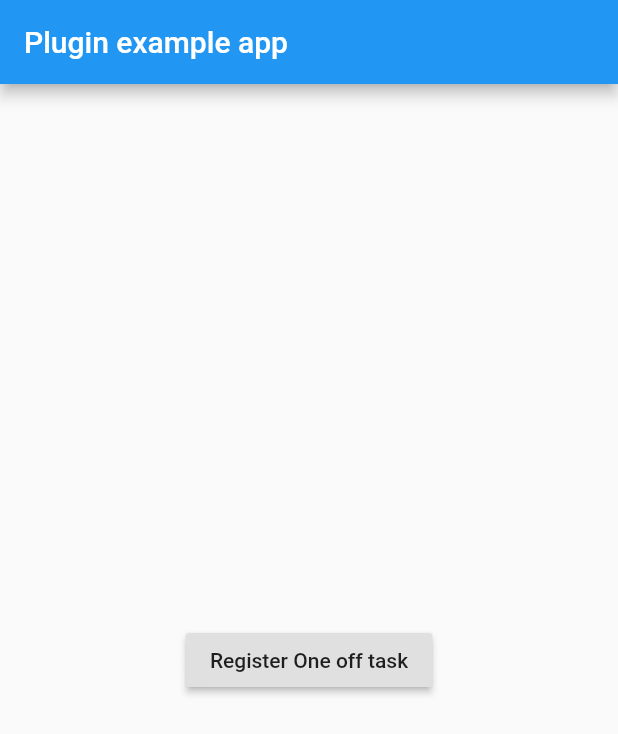
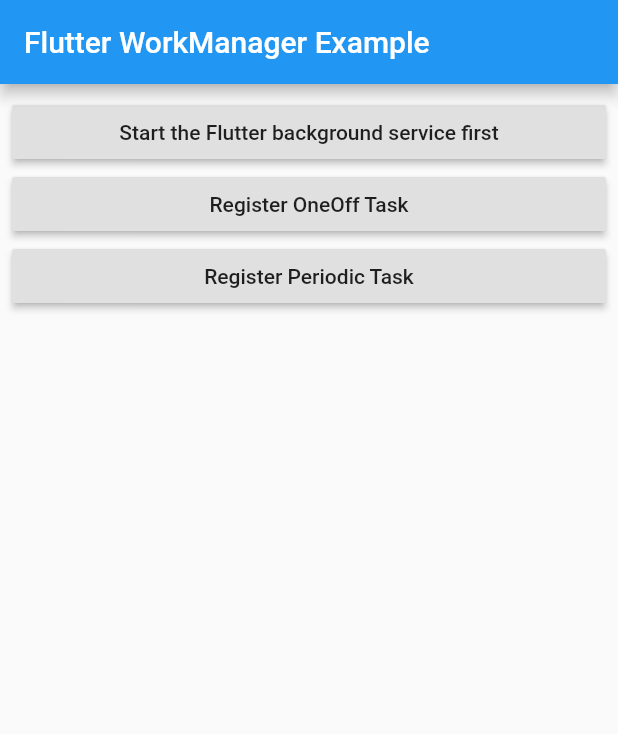
Before and after one commit to fluttercommunity/flutter_workmanager, a Flutter app: the screen it shows after launch, on a phone screen of 412 x 824 dp. Shown: the top 734 px of the screen. Run offline on Flutter 3.47's test engine with Material 2 defaults, Android fonts, the phone set to English and light mode, and no system bars.

Commit message:
Add some sample task use cases (testing purposes) top level function is a function that lives in the implementor's code. add status to debug notification problem with conversion from Dart's Double -> Kotlin long Problem resolved with lazy initialization of the WorkManager library, you can only call initialize in the Application#onCreate and in a ContentProvider

```diff
--- a/example/lib/main.dart
+++ b/example/lib/main.dart
@@ -6,6 +6,13 @@ import 'package:workmanager/workmanager.dart';
 
 void main() => runApp(MyApp());
 
+void callbackDispatcher() {
+  Workmanager.defaultCallbackDispatcher((echoValue) {
+    print("Native echoed: $echoValue");
+    return Future.value(true);
+  });
+}
+
 class MyApp extends StatefulWidget {
   @override
   _MyAppState createState() => _MyAppState();
@@ -13,28 +20,34 @@ class MyApp extends StatefulWidget {
 
 class _MyAppState extends State<MyApp> {
   @override
-  void initState() {
-    super.initState();
-    Workmanager.initialize(
-      (s) {
-        print("Native called for function $s to be started.");
-        return Future.value(true);
-      },
-      isInDebugMode: true,
-    );
-  }
-
-  @override
   Widget build(BuildContext context) {
     return MaterialApp(
       home: Scaffold(
         appBar: AppBar(
-          title: const Text('Plugin example app'),
+          title: Text("Flutter WorkManager Example"),
         ),
-        body: Center(
-          child: RaisedButton(
-            child: Text("Register One off task"),
-            onPressed: () {},
+        body: Padding(
+          padding: const EdgeInsets.all(8.0),
+          child: Column(
+            crossAxisAlignment: CrossAxisAlignment.stretch,
+            children: <Widget>[
+              RaisedButton(
+                  child: Text("Start the Flutter background service first"),
+                  onPressed: () {
+                    Workmanager.initialize(callbackDispatcher,
+                        isInDebugMode: true);
+                  }),
+              RaisedButton(
+                  child: Text("Register OneOff Task"),
+                  onPressed: () {
+                    Workmanager.registerOneOffTask("1", "simpleTask");
+                  }),
+              RaisedButton(
+                  child: Text("Register Periodic Task"),
+                  onPressed: () {
+                    Workmanager.registerPeriodicTask("2", "simplePeriodicTask");
+                  })
+            ],
           ),
         ),
       ),
--- a/lib/workmanager.dart
+++ b/lib/workmanager.dart
@@ -11,16 +11,7 @@ class _WorkmanagerConstants {
       "be.tramckrijte.workmanager/foreground_channel_work_manager";
 }
 
-typedef TaskCallbackFunction = Future<bool> Function(String value);
-
-void callbackDispatcher() {
-  const MethodChannel _backgroundChannel =
-      MethodChannel(_WorkmanagerConstants.backgroundChannelName);
-  WidgetsFlutterBinding.ensureInitialized();
-  _backgroundChannel.setMethodCallHandler(
-      (call) => Workmanager.callBackFunction(call.arguments));
-  _backgroundChannel.invokeMethod("backgroundChannelInitialized");
-}
+typedef EchoCallbackFunction = Future<bool> Function(String value);
 
 enum ExistingWorkPolicy { append, keep, replace }
 
@@ -29,20 +20,23 @@ enum NetworkType { connected, metered, not_required, not_roaming, unmetered }
 enum BackoffPolicy { exponential, linear }
 
 class Workmanager {
-  static TaskCallbackFunction _callBackFunction;
   static bool _isInDebugMode = false;
 
-  static TaskCallbackFunction get callBackFunction => _callBackFunction;
+  static const MethodChannel _backgroundChannel =
+      const MethodChannel(_WorkmanagerConstants.backgroundChannelName);
+  static const MethodChannel _foregroundChannel =
+      const MethodChannel(_WorkmanagerConstants.foregroundChannelName);
 
-  static const MethodChannel _foregroundChannel = const MethodChannel(
-      'be.tramckrijte.workmanager/foreground_channel_work_manager');
+  static void defaultCallbackDispatcher(final EchoCallbackFunction echoFunction) {
+    WidgetsFlutterBinding.ensureInitialized();
+    _backgroundChannel.setMethodCallHandler((call) async => echoFunction(call.arguments));
+    _backgroundChannel.invokeMethod("backgroundChannelInitialized");
+  }
 
   static Future<void> initialize(
-    final TaskCallbackFunction callBackFunction, {
+    final Function callbackDispatcher, {
     final bool isInDebugMode,
   }) async {
-    assert(callBackFunction != null);
-    Workmanager._callBackFunction = callBackFunction;
     Workmanager._isInDebugMode = isInDebugMode;
     final callback = PluginUtilities.getCallbackHandle(callbackDispatcher);
     await _foregroundChannel.invokeMethod(
```
Also changed, not shown: 5 other files.
